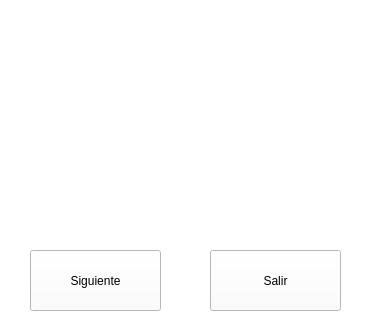
This is Videojuego/fracasado.ui in Pablo9925/Proyecto_Final_Info as Qt 5 draws it before an edit. The edited form follows.
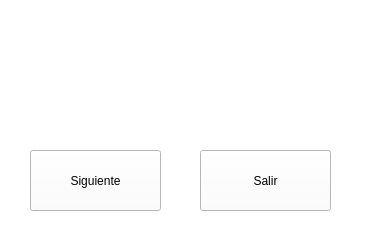
This is the edited form. Icons and pictures are not drawn.

Diff of the .ui file:
```diff
--- a/Videojuego/fracasado.ui
+++ b/Videojuego/fracasado.ui
@@ -7,7 +7,7 @@
     <x>0</x>
     <y>0</y>
     <width>369</width>
-    <height>332</height>
+    <height>235</height>
    </rect>
   </property>
   <property name="windowTitle">
@@ -20,7 +20,7 @@
    <property name="geometry">
     <rect>
      <x>30</x>
-     <y>250</y>
+     <y>150</y>
      <width>131</width>
      <height>61</height>
     </rect>
@@ -32,8 +32,8 @@
   <widget class="QPushButton" name="salir">
    <property name="geometry">
     <rect>
-     <x>210</x>
-     <y>250</y>
+     <x>200</x>
+     <y>150</y>
      <width>131</width>
      <height>61</height>
     </rect>
@@ -45,8 +45,8 @@
   <widget class="QLabel" name="label">
    <property name="geometry">
     <rect>
-     <x>30</x>
-     <y>40</y>
+     <x>20</x>
+     <y>0</y>
      <width>311</width>
      <height>131</height>
     </rect>
```
